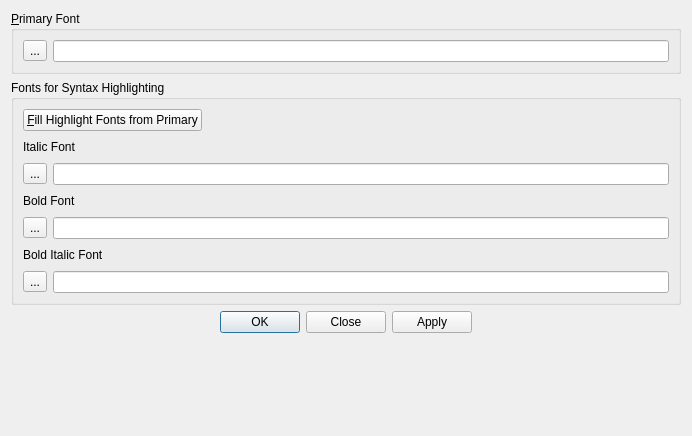
Above: source/ui/DialogFonts.ui from eteran/nedit-ng before the change. Below: the same form after it.
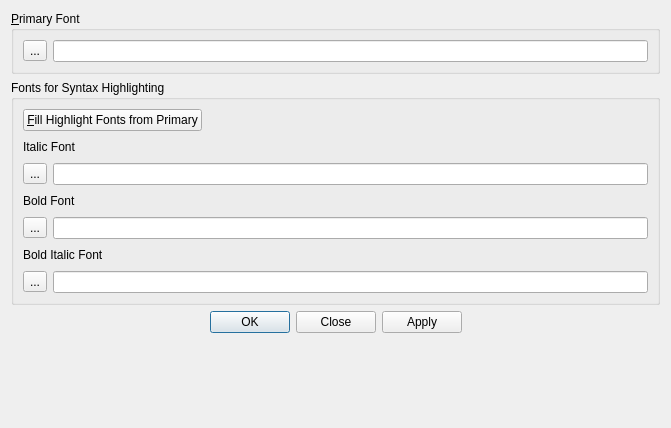
That is the form after the change.

```diff
--- a/source/ui/DialogFonts.ui
+++ b/source/ui/DialogFonts.ui
@@ -6,8 +6,8 @@
    <rect>
     <x>0</x>
     <y>0</y>
-    <width>692</width>
-    <height>436</height>
+    <width>671</width>
+    <height>428</height>
    </rect>
   </property>
   <property name="windowTitle">
```
